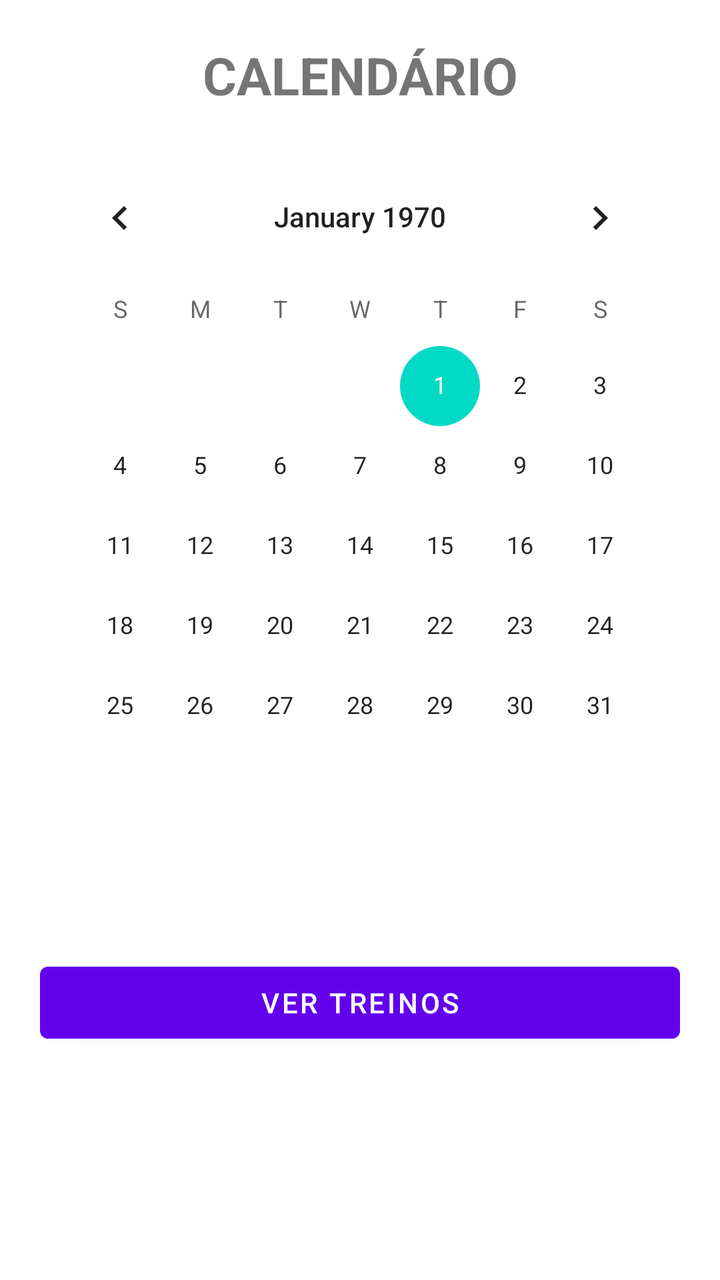
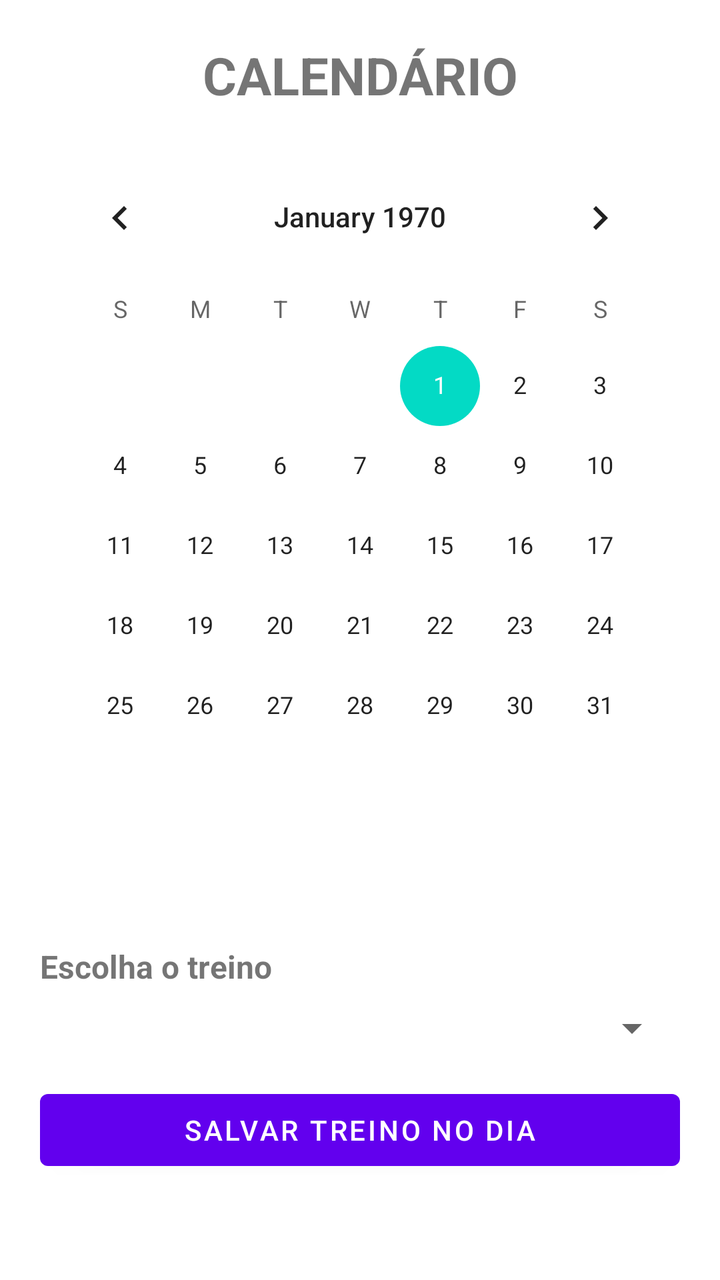

Screens rendered from an Android XML layout before and after an edit, with the pre-edit source and the edit as a unified diff.
<!-- AndroidManifest.xml: application theme Theme.GymNote -->
<!-- res/layout/fragment_calendario.xml -->
<?xml version="1.0" encoding="utf-8"?>
<LinearLayout xmlns:android="http://schemas.android.com/apk/res/android"
    xmlns:tools="http://schemas.android.com/tools"
    android:layout_width="match_parent"
    android:layout_height="match_parent"
    android:orientation="vertical"
    android:padding="20dp"
    tools:context=".ui.menu.CalendarioFragment">

    <TextView
        android:layout_width="match_parent"
        android:layout_height="wrap_content"
        android:gravity="center"
        android:text="CALENDÁRIO"
        android:textSize="26sp"
        android:textStyle="bold" />

    <CalendarView
        android:id="@+id/calendario"
        android:layout_width="match_parent"
        android:layout_height="wrap_content"
        android:layout_marginTop="20dp" />

    <TextView
        android:id="@+id/txtDataSelecionada"
        android:layout_width="match_parent"
        android:layout_height="wrap_content"
        android:layout_marginTop="20dp"
        android:gravity="center"
        android:textSize="18sp" />

    <Button
        android:id="@+id/btVerTreinos"
        android:layout_width="match_parent"
        android:layout_height="wrap_content"
        android:layout_marginTop="20dp"
        android:text="VER TREINOS" />

</LinearLayout>
<!-- resources referenced by this layout -->
<resources>
  <style name="Theme.GymNote" parent="Theme.MaterialComponents.DayNight.DarkActionBar">
          
          <item name="colorPrimary">@color/purple_500</item>
          <item name="colorPrimaryVariant">@color/purple_700</item>
          <item name="colorOnPrimary">@color/white</item>
          
          <item name="colorSecondary">@color/teal_200</item>
          <item name="colorSecondaryVariant">@color/teal_700</item>
          <item name="colorOnSecondary">@color/black</item>
          
          <item name="android:statusBarColor">?attr/colorPrimaryVariant</item>
          
      </style>
  <color name="purple_500">#FF6200EE</color>
  <color name="purple_700">#FF3700B3</color>
  <color name="white">#FFFFFFFF</color>
  <color name="teal_200">#FF03DAC5</color>
  <color name="teal_700">#FF018786</color>
  <color name="black">#FF000000</color>
</resources>

<!-- the commit's change to res/layout/fragment_calendario.xml (unified diff, before → after) -->
@@ -25,15 +25,29 @@
         android:id="@+id/txtDataSelecionada"
         android:layout_width="match_parent"
         android:layout_height="wrap_content"
-        android:layout_marginTop="20dp"
+        android:layout_marginTop="15dp"
         android:gravity="center"
         android:textSize="18sp" />
 
-    <Button
-        android:id="@+id/btVerTreinos"
+    <TextView
         android:layout_width="match_parent"
         android:layout_height="wrap_content"
         android:layout_marginTop="20dp"
-        android:text="VER TREINOS" />
+        android:text="Escolha o treino"
+        android:textSize="16sp"
+        android:textStyle="bold" />
+
+    <Spinner
+        android:id="@+id/spinnerTreinos"
+        android:layout_width="match_parent"
+        android:layout_height="wrap_content"
+        android:layout_marginTop="8dp" />
+
+    <Button
+        android:id="@+id/btSalvarCalendario"
+        android:layout_width="match_parent"
+        android:layout_height="wrap_content"
+        android:layout_marginTop="15dp"
+        android:text="SALVAR TREINO NO DIA" />
 
 </LinearLayout>
